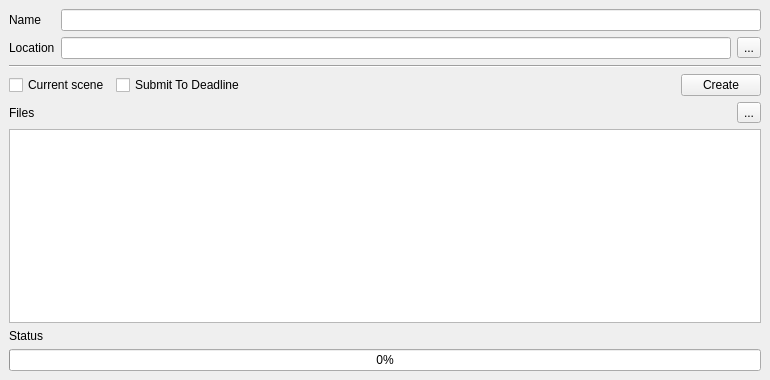
This is ui/bundle.ui in iceanimations/SceneBundle as Qt 5 draws it before an edit. The edited form follows.
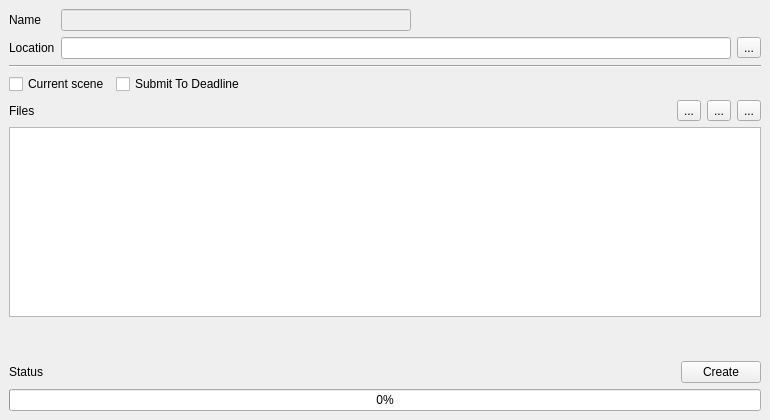
This is the edited form.

Commit message: multiple file support added, not tested

Patch:
```diff
--- a/ui/bundle.ui
+++ b/ui/bundle.ui
@@ -7,7 +7,7 @@
     <x>0</x>
     <y>0</y>
     <width>770</width>
-    <height>380</height>
+    <height>420</height>
    </rect>
   </property>
   <property name="minimumSize">
@@ -19,7 +19,7 @@
   <property name="maximumSize">
    <size>
     <width>770</width>
-    <height>380</height>
+    <height>420</height>
    </size>
   </property>
   <property name="windowTitle">
@@ -37,7 +37,27 @@
        </widget>
       </item>
       <item>
-       <widget class="QLineEdit" name="nameBox"/>
+       <widget class="QLineEdit" name="nameBox">
+        <property name="enabled">
+         <bool>false</bool>
+        </property>
+        <property name="toolTip">
+         <string>Name for the bundle</string>
+        </property>
+       </widget>
+      </item>
+      <item>
+       <spacer name="horizontalSpacer_2">
+        <property name="orientation">
+         <enum>Qt::Horizontal</enum>
+        </property>
+        <property name="sizeHint" stdset="0">
+         <size>
+          <width>40</width>
+          <height>20</height>
+         </size>
+        </property>
+       </spacer>
       </item>
      </layout>
     </item>
@@ -101,23 +121,16 @@
         </property>
        </spacer>
       </item>
-      <item>
-       <widget class="QPushButton" name="bundleButton">
-        <property name="minimumSize">
-         <size>
-          <width>75</width>
-          <height>0</height>
-         </size>
-        </property>
-        <property name="text">
-         <string>Create</string>
-        </property>
-       </widget>
-      </item>
      </layout>
     </item>
     <item>
      <widget class="QWidget" name="widget" native="true">
+      <property name="sizePolicy">
+       <sizepolicy hsizetype="Preferred" vsizetype="Expanding">
+        <horstretch>0</horstretch>
+        <verstretch>0</verstretch>
+       </sizepolicy>
+      </property>
       <layout class="QVBoxLayout" name="verticalLayout_2">
        <property name="margin">
         <number>0</number>
@@ -132,7 +145,43 @@
           </widget>
          </item>
          <item>
-          <widget class="QToolButton" name="browseButton2">
+          <spacer name="horizontalSpacer_3">
+           <property name="orientation">
+            <enum>Qt::Horizontal</enum>
+           </property>
+           <property name="sizeHint" stdset="0">
+            <size>
+             <width>40</width>
+             <height>20</height>
+            </size>
+           </property>
+          </spacer>
+         </item>
+         <item>
+          <widget class="QToolButton" name="selectButton">
+           <property name="toolTip">
+            <string>Select all files</string>
+           </property>
+           <property name="text">
+            <string>...</string>
+           </property>
+          </widget>
+         </item>
+         <item>
+          <widget class="QToolButton" name="removeButton">
+           <property name="toolTip">
+            <string>Remove selected files</string>
+           </property>
+           <property name="text">
+            <string>...</string>
+           </property>
+          </widget>
+         </item>
+         <item>
+          <widget class="QToolButton" name="addButton">
+           <property name="toolTip">
+            <string>Add files</string>
+           </property>
            <property name="text">
             <string>...</string>
            </property>
@@ -157,11 +206,57 @@
      </widget>
     </item>
     <item>
-     <widget class="QLabel" name="statusLabel">
-      <property name="text">
-       <string>Status</string>
+     <spacer name="verticalSpacer">
+      <property name="orientation">
+       <enum>Qt::Vertical</enum>
       </property>
-     </widget>
+      <property name="sizeHint" stdset="0">
+       <size>
+        <width>20</width>
+        <height>40</height>
+       </size>
+      </property>
+     </spacer>
+    </item>
+    <item>
+     <layout class="QHBoxLayout" name="horizontalLayout_5">
+      <item>
+       <widget class="QLabel" name="statusLabel">
+        <property name="text">
+         <string>Status</string>
+        </property>
+       </widget>
+      </item>
+      <item>
+       <spacer name="horizontalSpacer_4">
+        <property name="orientation">
+         <enum>Qt::Horizontal</enum>
+        </property>
+        <property name="sizeHint" stdset="0">
+         <size>
+          <width>40</width>
+          <height>20</height>
+         </size>
+        </property>
+       </spacer>
+      </item>
+      <item>
+       <widget class="QPushButton" name="bundleButton">
+        <property name="minimumSize">
+         <size>
+          <width>75</width>
+          <height>0</height>
+         </size>
+        </property>
+        <property name="toolTip">
+         <string>Create bundle</string>
+        </property>
+        <property name="text">
+         <string>Create</string>
+        </property>
+       </widget>
+      </item>
+     </layout>
     </item>
     <item>
      <widget class="QProgressBar" name="progressBar">
```
Left out of the diff: 33 changed lines with no effect on the pictures. The commit also changes 1 other file.
